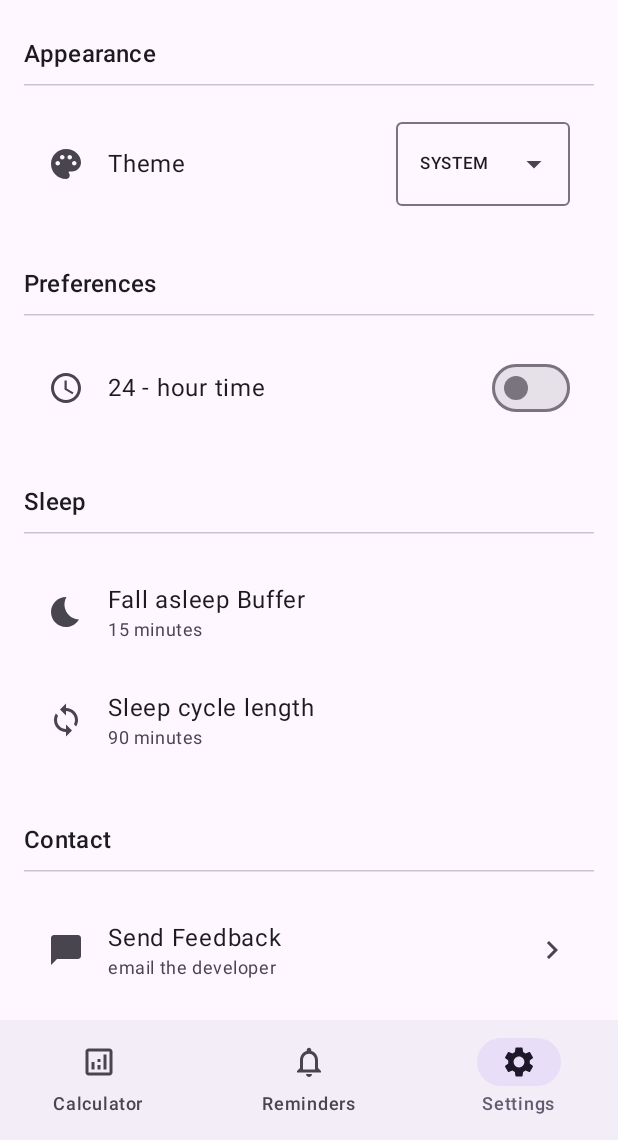
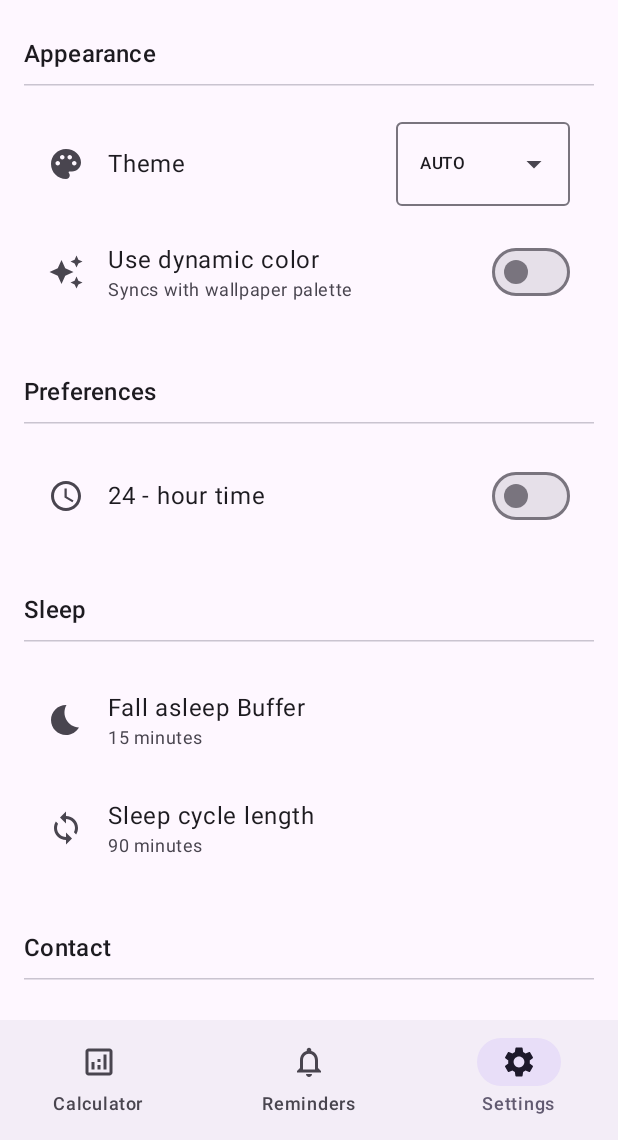
Before and after one commit to Collabroth/drowse, an Android app built with Jetpack Compose: the screen it shows after launch (MainActivity), item 3 of the bottom bar chosen, on a phone screen of 412 x 824 dp, the part 96-1236 px from its top. Run offline under Robolectric (Android 15) with nearby library versions, the phone set to English and light mode, and no system bars; our stand-ins replace Dagger/Hilt's generated code, Room's generated code.

Commit message:
add dynamic color option in settings

```diff
--- a/app/src/main/java/com/codebroth/drowse/MainActivity.kt
+++ b/app/src/main/java/com/codebroth/drowse/MainActivity.kt
@@ -21,7 +21,11 @@ import android.os.Bundle
 import androidx.activity.ComponentActivity
 import androidx.activity.compose.setContent
 import androidx.activity.enableEdgeToEdge
+import androidx.compose.runtime.collectAsState
+import androidx.compose.runtime.getValue
 import com.codebroth.drowse.core.data.local.UserPreferencesRepository
+import com.codebroth.drowse.core.domain.model.ThemePreference
+import com.codebroth.drowse.core.domain.model.UserPreferences
 import com.codebroth.drowse.core.ui.theme.DrowseTheme
 import dagger.hilt.android.AndroidEntryPoint
 import javax.inject.Inject
@@ -36,7 +40,13 @@ class MainActivity : ComponentActivity() {
         super.onCreate(savedInstanceState)
         enableEdgeToEdge()
         setContent {
-            DrowseTheme {
+            val preferences by userPreferencesRepository.userPreferencesFlow.collectAsState(
+                initial = UserPreferences.DEFAULT
+            )
+            DrowseTheme(
+                darkTheme = ThemePreference.isDarkTheme(preferences.themePreference),
+                dynamicColor = preferences.useDynamicColor,
+            ) {
                 DrowseApp(userPreferencesRepository)
             }
         }
--- a/app/src/main/java/com/codebroth/drowse/core/data/local/UserPreferencesRepository.kt
+++ b/app/src/main/java/com/codebroth/drowse/core/data/local/UserPreferencesRepository.kt
@@ -52,7 +52,8 @@ class UserPreferencesRepository(
                 useAlarmClockApi = preferences[USE_ALARM_CLOCK_API] != false,
                 fallAsleepBuffer = preferences[FALL_ASLEEP_BUFFER] ?: 15,
                 sleepCycleLengthMinutes = preferences[SLEEP_CYCLE_LENGTH_MINUTES] ?: 90,
-                themePreference = preferences[THEME_PREFERENCE] ?: ThemePreference.SYSTEM.ordinal
+                themePreference = preferences[THEME_PREFERENCE] ?: ThemePreference.AUTO.value,
+                useDynamicColor = preferences[USE_DYNAMIC_COLOR] == true
             )
         }
 
@@ -64,6 +65,15 @@ class UserPreferencesRepository(
     suspend fun setThemePreference(themePreference: Int) {
         dataStore.edit { preferences ->
             preferences[THEME_PREFERENCE] = themePreference
+        }
+    }
+
+    /**
+     * Sets whether the user wants to use dynamic color.
+     */
+    suspend fun setUseDynamicColor(enabled: Boolean) {
+        dataStore.edit { preferences ->
+            preferences[USE_DYNAMIC_COLOR] = enabled
         }
     }
 
@@ -93,6 +103,7 @@ class UserPreferencesRepository(
 
     private companion object {
         val THEME_PREFERENCE = intPreferencesKey("theme_preference")
+        val USE_DYNAMIC_COLOR = booleanPreferencesKey("use_dynamic_color")
         val IS_24_HOUR_FORMAT = booleanPreferencesKey("is_24_hour_format")
         val USE_ALARM_CLOCK_API = booleanPreferencesKey("use_alarm_clock_api")
         val FALL_ASLEEP_BUFFER = intPreferencesKey("fall_asleep_buffer")
--- a/app/src/main/java/com/codebroth/drowse/core/domain/model/ThemePreference.kt
+++ b/app/src/main/java/com/codebroth/drowse/core/domain/model/ThemePreference.kt
@@ -17,6 +17,9 @@
 
 package com.codebroth.drowse.core.domain.model
 
+import androidx.compose.foundation.isSystemInDarkTheme
+import androidx.compose.runtime.Composable
+
 /**
  * Enum class representing the user's theme preference.
  */
@@ -24,7 +27,7 @@ enum class ThemePreference(val value: Int) {
     /**
      * System default theme.
      */
-    SYSTEM(0),
+    AUTO(0),
 
     /**
      * Light theme.
@@ -34,5 +37,19 @@ enum class ThemePreference(val value: Int) {
     /**
      * Dark theme.
      */
-    DARK(2),
+    DARK(2);
+
+    companion object {
+        /**
+         * Checks if the given theme value is a dark theme.
+         */
+        @Composable
+        fun isDarkTheme(themeValue: Int): Boolean {
+            return when (themeValue) {
+                AUTO.value -> isSystemInDarkTheme()
+                DARK.value -> true
+                else -> false
+            }
+        }
+    }
 }
--- a/app/src/main/java/com/codebroth/drowse/core/domain/model/UserPreferences.kt
+++ b/app/src/main/java/com/codebroth/drowse/core/domain/model/UserPreferences.kt
@@ -27,6 +27,7 @@ package com.codebroth.drowse.core.domain.model
  */
 data class UserPreferences(
     val themePreference: Int,
+    val useDynamicColor: Boolean,
     val is24HourFormat: Boolean,
     val useAlarmClockApi: Boolean,
     val fallAsleepBuffer: Int,
@@ -35,6 +36,7 @@ data class UserPreferences(
     companion object {
         val DEFAULT = UserPreferences(
             themePreference = 0,
+            useDynamicColor = false,
             is24HourFormat = false,
             useAlarmClockApi = true,
             fallAsleepBuffer = 15,
--- a/app/src/main/java/com/codebroth/drowse/settings/ui/SettingsScreen.kt
+++ b/app/src/main/java/com/codebroth/drowse/settings/ui/SettingsScreen.kt
@@ -24,6 +24,7 @@ import androidx.compose.foundation.layout.padding
 import androidx.compose.foundation.lazy.LazyColumn
 import androidx.compose.material.icons.Icons
 import androidx.compose.material.icons.filled.AccessTime
+import androidx.compose.material.icons.filled.AutoAwesome
 import androidx.compose.material.icons.filled.Bedtime
 import androidx.compose.material.icons.filled.ChatBubble
 import androidx.compose.material.icons.filled.ChevronRight
@@ -85,9 +86,10 @@ fun SettingsScreen(
         item {
             SettingsSection(stringResource(R.string.title_appearance)) {
                 var isDropDownExpanded by rememberSaveable { mutableStateOf(false) }
-                var selectedTheme by rememberSaveable {
-                    mutableStateOf<ThemePreference>(ThemePreference.SYSTEM)
-                }
+                val selectedTheme = ThemePreference
+                    .entries
+                    .firstOrNull { it.value == uiState.themePreference }
+                    ?: ThemePreference.AUTO
                 PreferenceRow(
                     icon = Icons.Default.Palette,
                     label = stringResource(R.string.label_theme),
@@ -96,7 +98,20 @@ fun SettingsScreen(
                             selectedTheme = selectedTheme,
                             isDropDownExpanded = isDropDownExpanded,
                             onExpandedChanged = { isDropDownExpanded = it },
-                            onSelected = { selectedTheme = it }
+                            onSelected = {
+                                viewModel.onClickThemeDropDown(it)
+                            }
+                        )
+                    }
+                )
+                PreferenceRow(
+                    icon = Icons.Default.AutoAwesome, //Colorize
+                    label = stringResource(R.string.label_use_dynamic_color),
+                    description = stringResource(R.string.dynamic_color_description),
+                    trailingContent = {
+                        Switch(
+                            checked = uiState.useDynamicColor,
+                            onCheckedChange = viewModel::onToggleUseDynamicColor
                         )
                     }
                 )
--- a/app/src/main/java/com/codebroth/drowse/settings/ui/SettingsViewModel.kt
+++ b/app/src/main/java/com/codebroth/drowse/settings/ui/SettingsViewModel.kt
@@ -21,6 +21,7 @@ import androidx.lifecycle.ViewModel
 import androidx.lifecycle.viewModelScope
 import com.codebroth.drowse.alarm.data.scheduling.AlarmSchedulerService
 import com.codebroth.drowse.core.data.local.UserPreferencesRepository
+import com.codebroth.drowse.core.domain.model.ThemePreference
 import com.codebroth.drowse.settings.data.EmailSender
 import com.codebroth.drowse.settings.data.UriIntentLauncher
 import dagger.hilt.android.lifecycle.HiltViewModel
@@ -55,6 +56,7 @@ class SettingsViewModel @Inject constructor(
                 fallAsleepBuffer = userPreferences.fallAsleepBuffer,
                 sleepCycleLength = userPreferences.sleepCycleLengthMinutes,
                 themePreference = userPreferences.themePreference,
+                useDynamicColor = userPreferences.useDynamicColor
             )
         }
             .stateIn(
@@ -63,8 +65,12 @@ class SettingsViewModel @Inject constructor(
                 initialValue = _uiState.value
             )
 
-    fun onClickThemeDropDown() {
+    fun onClickThemeDropDown(themePreference: ThemePreference) = viewModelScope.launch {
+        userPreferencesRepository.setThemePreference(themePreference.value)
+    }
 
+    fun onToggleUseDynamicColor(useDynamicColor: Boolean) = viewModelScope.launch {
+        userPreferencesRepository.setUseDynamicColor(useDynamicColor)
     }
 
     fun onToggle24HourFormat(is24HourFormat: Boolean) = viewModelScope.launch {
@@ -95,6 +101,7 @@ class SettingsViewModel @Inject constructor(
 
 data class SettingsUiState(
     val is24HourFormat: Boolean = false,
+    val useDynamicColor: Boolean = false,
     val useAlarmClockApi: Boolean = false,
     val fallAsleepBuffer: Int = 15,
     val sleepCycleLength: Int = 90,
--- a/app/src/main/java/com/codebroth/drowse/settings/ui/component/ThemeDropDownMenu.kt
+++ b/app/src/main/java/com/codebroth/drowse/settings/ui/component/ThemeDropDownMenu.kt
@@ -32,8 +32,9 @@ import androidx.compose.runtime.mutableStateOf
 import androidx.compose.runtime.saveable.rememberSaveable
 import androidx.compose.runtime.setValue
 import androidx.compose.ui.Modifier
+import androidx.compose.ui.res.dimensionResource
 import androidx.compose.ui.tooling.preview.Preview
-import androidx.compose.ui.unit.dp
+import com.codebroth.drowse.R
 import com.codebroth.drowse.core.domain.model.ThemePreference
 import com.codebroth.drowse.core.ui.theme.DrowseTheme
 
@@ -54,10 +55,10 @@ fun ThemeDropDownMenu(
         OutlinedTextField(
             modifier = Modifier
                 .menuAnchor(MenuAnchorType.PrimaryNotEditable)
-                .widthIn(max = 116.dp)
+                .widthIn(max = dimensionResource(R.dimen.theme_dropdown_box_max_width))
                 .wrapContentWidth(),
             value = selectedTheme.name,
-            onValueChange = {},
+            onValueChange = { },
             readOnly = true,
             trailingIcon = {
                 ExposedDropdownMenuDefaults.TrailingIcon(expanded = isDropDownExpanded)
@@ -88,7 +89,7 @@ fun ThemeDropDownMenuPreview() {
     DrowseTheme {
         ThemeDropDownMenu(
             isDropDownExpanded = true,
-            selectedTheme = ThemePreference.SYSTEM,
+            selectedTheme = ThemePreference.AUTO,
             onSelected = {},
             onExpandedChanged = { isDropDownExpanded = !isDropDownExpanded }
         )
@@ -102,7 +103,7 @@ fun ThemeDropDownMenuDarkThemePreview() {
     DrowseTheme(darkTheme = true) {
         ThemeDropDownMenu(
             isDropDownExpanded = true,
-            selectedTheme = ThemePreference.SYSTEM,
+            selectedTheme = ThemePreference.AUTO,
             onSelected = { },
             onExpandedChanged = { isDropDownExpanded = !isDropDownExpanded }
         )
--- a/app/src/main/res/values/dimens.xml
+++ b/app/src/main/res/values/dimens.xml
@@ -39,4 +39,5 @@
     <dimen name="list_bottom_padding">64dp</dimen>
     <dimen name="alarm_alert_icon_size">100dp</dimen>
     <dimen name="dialog_button_row_height">40dp</dimen>
+    <dimen name="theme_dropdown_box_max_width">116dp</dimen>
 </resources>
--- a/app/src/main/res/values/strings.xml
+++ b/app/src/main/res/values/strings.xml
@@ -78,4 +78,6 @@
     <string name="action_snooze">Snooze</string>
     <string name="title_appearance">Appearance</string>
     <string name="label_theme">Theme</string>
+    <string name="label_use_dynamic_color">Use dynamic color</string>
+    <string name="dynamic_color_description">Syncs with wallpaper palette</string>
 </resources>
```
